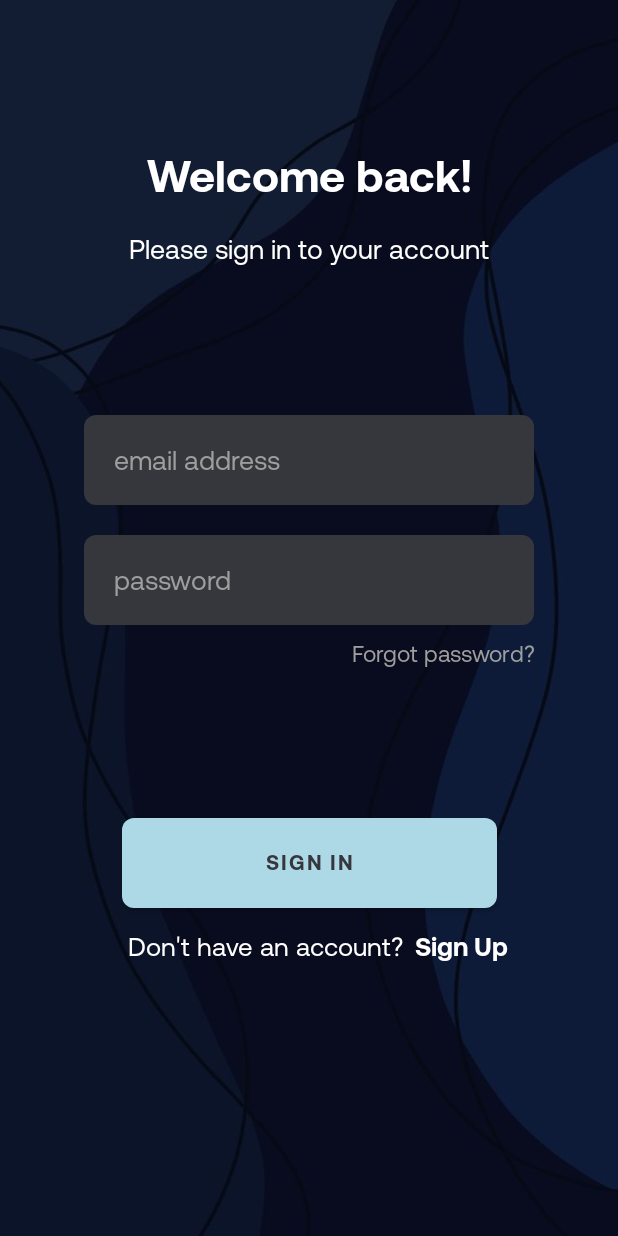
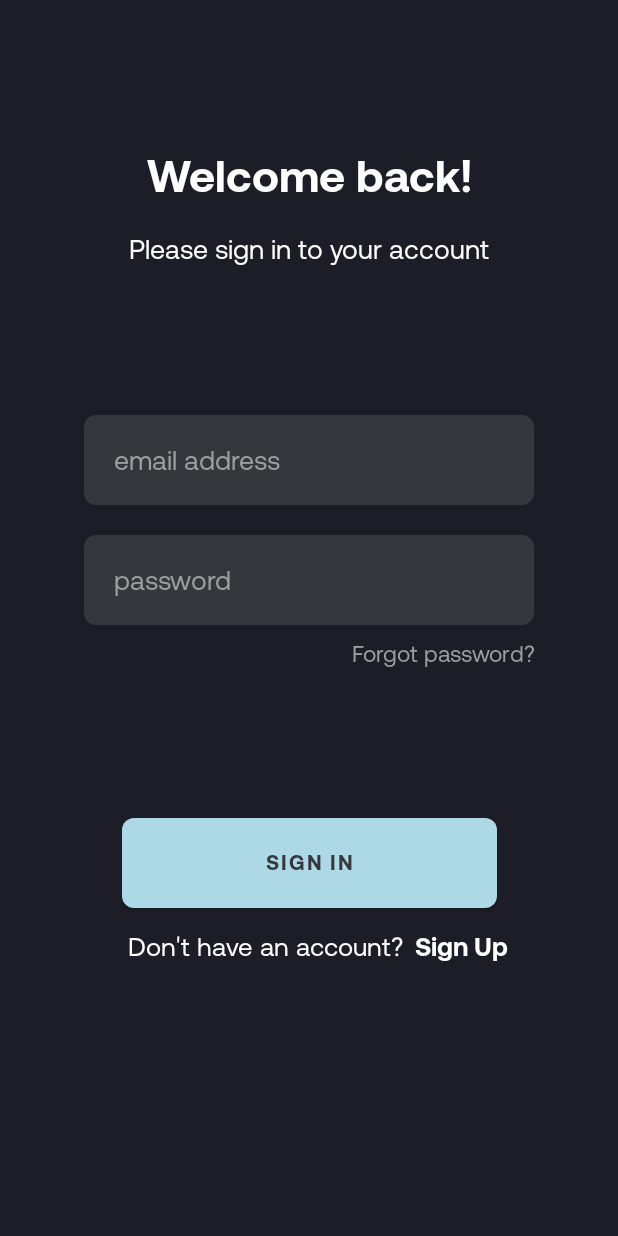
Before and after one commit to ihminq/Simple-Movie-Hub, an Android app: the screen it shows after launch (MainActivity), on a phone screen of 412 x 824 dp. Run offline under Robolectric (Android 15) with nearby library versions, the phone set to English and light mode, and no system bars; our stand-ins replace Dagger/Hilt's generated code, data binding; 3 statements that could not run were skipped.

Commit message:
refactor: rename

```diff
--- a/app/src/main/res/layout/fragment_login.xml
+++ b/app/src/main/res/layout/fragment_login.xml
@@ -16,14 +16,8 @@
         xmlns:app="http://schemas.android.com/apk/res-auto"
         android:layout_width="match_parent"
         android:layout_height="match_parent"
+        android:background="@color/dark_blue_purple"
         tools:context=".presentation.splashscreen.SplashScreenFragment">
-
-        <ImageView
-            android:layout_width="match_parent"
-            android:layout_height="match_parent"
-            android:contentDescription="splash_screen_background"
-            android:src="@drawable/bg_login_screen"
-            android:scaleType="fitXY"/>
 
         <TextView
             android:id="@+id/tv_welcome"
--- a/app/src/main/res/layout/fragment_register.xml
+++ b/app/src/main/res/layout/fragment_register.xml
@@ -15,7 +15,7 @@
         xmlns:app="http://schemas.android.com/apk/res-auto"
         android:layout_width="match_parent"
         android:layout_height="match_parent"
-        android:background="#1d1d28"
+        android:background="@color/dark_blue_purple"
         tools:context=".presentation.register.ui.RegisterFragment">
 
         <Button
```
